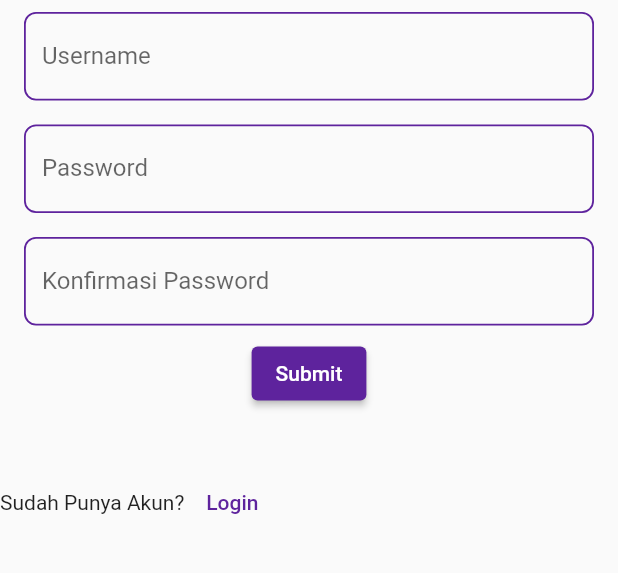
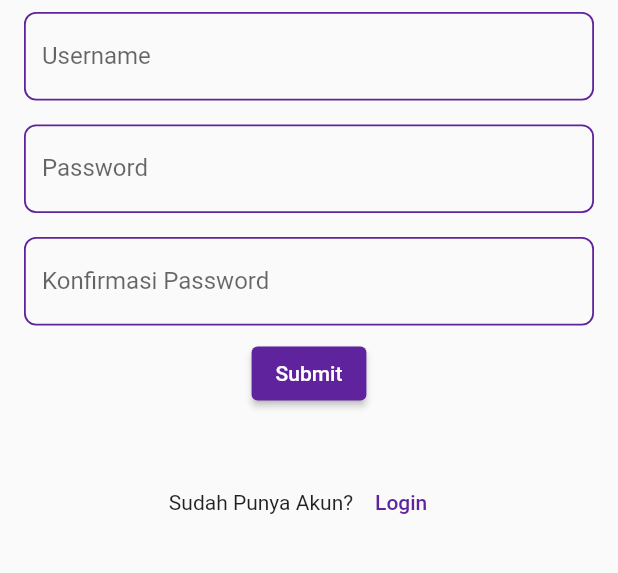
Before and after one commit to AdrianRamadhan27/mercatura_mobile, a Flutter app: the RegisterPage screen opened by its route, on a phone screen of 412 x 824 dp, the part 120-693 px from its top. Run offline on Flutter 3.47's test engine with Material 2 defaults, Android fonts, the phone set to English and light mode, and no system bars; our stand-ins replace google_fonts; missing offline and left inert: pbp_django_auth.

Commit message:
Fix logout and added user cookies in login

```diff
--- a/lib/api/pengguna_api.dart
+++ b/lib/api/pengguna_api.dart
@@ -3,5 +3,5 @@ import 'package:pbp_django_auth/pbp_django_auth.dart';
 import 'package:mercatura/config/api_config.dart';
 
 Future<dynamic> logout(CookieRequest request) async {
-  return await request.post("$apiUrl/auth/logout/", {});
+  return await request.logout("$apiUrl/auth/logout/");
 }
--- a/lib/pages/register_page.dart
+++ b/lib/pages/register_page.dart
@@ -185,13 +185,14 @@ class _RegisterPageState extends State<RegisterPage> {
             ),
           ),
           Row(
+            mainAxisAlignment: MainAxisAlignment.center,
             children: [
-              Text('Sudah Punya Akun?'),
+              const Text('Sudah Punya Akun?'),
               TextButton(
                 onPressed: () {
                   Navigator.of(context).pushReplacementNamed("/login");
                 },
-                child: Text("Login"),
+                child: const Text("Login"),
               )
             ],
           )
```
Also changed, not shown: lib/pages/login_page.dart (+8 -6 lines).
